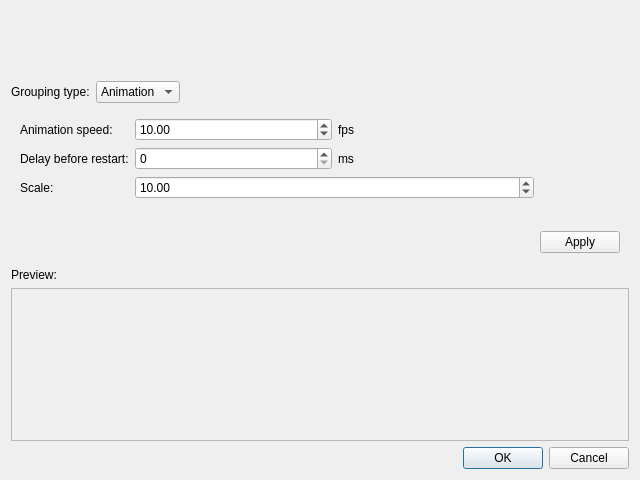
Kicer86/photobroom, file src/gui/desktop/ui/photos_grouping_dialog.ui: the form before one commit.
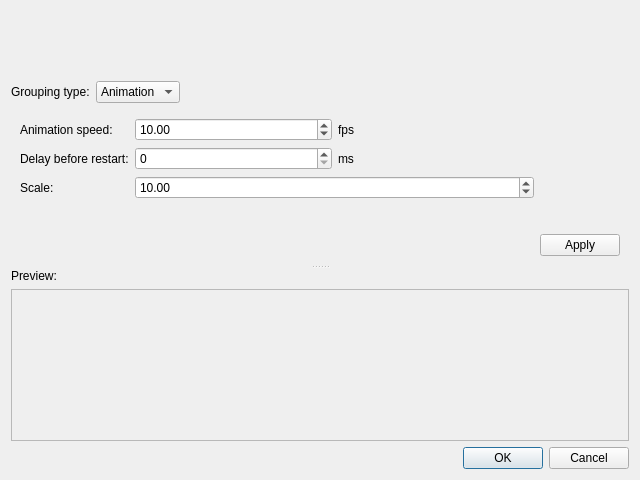
The form after the commit. Custom widgets are drawn as their Qt base class.

Commit message: gui: PhotosGroupingDialog: adding splitter

The edit to the form file:
```diff
--- a/src/gui/desktop/ui/photos_grouping_dialog.ui
+++ b/src/gui/desktop/ui/photos_grouping_dialog.ui
@@ -15,6 +15,13 @@
   </property>
   <layout class="QVBoxLayout" name="verticalLayout">
    <item>
+    <widget class="QSplitter" name="splitter">
+     <property name="orientation">
+      <enum>Qt::Vertical</enum>
+     </property>
+     <widget class="QWidget" name="sourcePart" native="true">
+      <layout class="QVBoxLayout" name="horizontalLayout">
+       <item>
     <widget class="ImagesTreeView" name="photosView" native="true">
      <property name="minimumSize">
       <size>
@@ -175,8 +182,12 @@
      </widget>
     </widget>
    </item>
+      </layout>
+     </widget>
+     <widget class="QWidget" name="previewPart" native="true">
+      <layout class="QVBoxLayout" name="verticalLayout_2">
    <item>
-    <widget class="QLabel" name="label">
+        <widget class="QLabel" name="peviewLabel">
      <property name="text">
       <string>Preview:</string>
      </property>
@@ -190,6 +201,10 @@
        <height>64</height>
       </size>
      </property>
+        </widget>
+       </item>
+      </layout>
+     </widget>
     </widget>
    </item>
    <item>
```
Left out of the diff: 2 changed lines with no effect on the pictures. Lines whose indentation alone changed are shown as unchanged. The commit also changes 1 other file.
